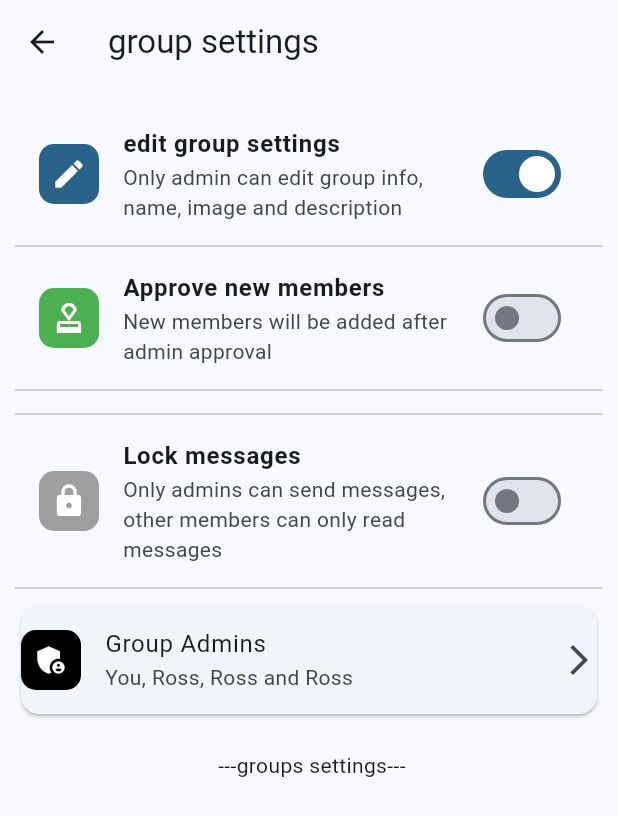
After one commit to theross1234/talkTalk, a Flutter app: the GroupSettingScreen screen opened by its route, on a phone screen of 412 x 824 dp. The commit adds this screen. Shown: the top 816 px of the screen. Run offline on Flutter 3.47's test engine with Material 3 defaults, Android fonts, the phone set to English and light mode, and no system bars; our stand-ins replace adaptive_theme, animate_do, audioplayers, awesome_snackbar_content, cached_network_image, cloud_firestore and 18 more; missing offline and left inert: appinio_video_player, audio_waveforms, cached_video_player, flutter_sound_record; accounts and stored records are empty.

Commit message:
definition du group provider et les options de parametres

```diff
--- /dev/null
+++ b/lib/mainScreen/groups/groupSettingsScreen.dart
@@ -0,0 +1,92 @@
+import 'package:chatchat/providers/group_provider.dart';
+import 'package:chatchat/utils/constant.dart';
+import 'package:chatchat/widget/settingsListTile.dart';
+import 'package:chatchat/widget/settings_switch_list_tile.dart';
+import 'package:flutter/material.dart';
+import 'package:provider/provider.dart';
+
+class GroupSettingScreen extends StatefulWidget {
+  const GroupSettingScreen({super.key});
+
+  @override
+  State<GroupSettingScreen> createState() => _GroupSettingScreenState();
+}
+
+class _GroupSettingScreenState extends State<GroupSettingScreen> {
+  @override
+  Widget build(BuildContext context) {
+    return Scaffold(
+      appBar: AppBar(
+        title: const Text(Constant.groupSettings),
+      ),
+      body: Consumer<GroupProvider>(
+        builder: (context, groupProvider, child) {
+          return Padding(
+            padding:
+                const EdgeInsets.symmetric(vertical: 20.0, horizontal: 10.0),
+            child: Column(
+              children: [
+                SettingsSwitchListTile(
+                    title: Constant.editGroupSettings,
+                    subTitle: Constant.settingSubltitle,
+                    icon: Icons.edit,
+                    containerColor: Theme.of(context).primaryColor,
+                    value: groupProvider.editSettings,
+                    onChanged: (value) {
+                      groupProvider.setEditSettings(value: value);
+                    }),
+                const Divider(),
+                SettingsSwitchListTile(
+                    title: Constant.approveNewMembers,
+                    subTitle: Constant.approveMembersSubtitle,
+                    icon: Icons.approval,
+                    containerColor: Colors.green,
+                    value: groupProvider.approveNewMember,
+                    onChanged: (value) {
+                      groupProvider.setApproveNewMember(value: value);
+                    }),
+                const Divider(),
+                groupProvider.approveNewMember
+                    ? SettingsSwitchListTile(
+                        title: Constant.requestsToJoin,
+                        subTitle: Constant.requestsToJoinSubtitle,
+                        icon: Icons.join_full,
+                        containerColor: Colors.orange,
+                        value: groupProvider.requestsToJoin,
+                        onChanged: (value) {
+                          groupProvider.setRequestsToJoin(value: value);
+                        })
+                    : const SizedBox.shrink(),
+                const Divider(),
+                SettingsSwitchListTile(
+                    title: Constant.lockMessagesGroup,
+                    subTitle: Constant.lockMessagesSubtitle,
+                    icon: Icons.lock,
+                    containerColor: Colors.grey,
+                    value: groupProvider.lockMessages,
+                    onChanged: (value) {
+                      groupProvider.setLockMessages(value: value);
+                    }),
+                const Divider(),
+                Card(
+                  child: Settingslisttile(
+                      title: Constant.groupAdmins,
+                      subtitle: "You, Ross, Ross and Ross",
+                      onTap: () {
+                        // show bottom sheet to select admins
+                      },
+                      icon: Icons.admin_panel_settings,
+                      IconColor: Colors.black),
+                ),
+                const SizedBox(
+                  height: 20,
+                ),
+                const Center(child: Text(" ---groups settings---")),
+              ],
+            ),
+          );
+        },
+      ),
+    );
+  }
+}
--- a/lib/models/message_model.dart
+++ b/lib/models/message_model.dart
@@ -62,7 +62,8 @@ class MessageModel {
       senderImage: map[Constant.senderImage] ?? '',
       contactUid: map[Constant.contactUid] ?? '',
       //contactName: map[Constant.contactName] ?? '',
-      timeSent: DateTime.fromMillisecondsSinceEpoch(map[Constant.timeSent]),
+      timeSent: DateTime.fromMillisecondsSinceEpoch(
+          map[Constant.timeSent] ?? DateTime.now().millisecondsSinceEpoch),
       messageType: map[Constant.messageType].toString().toMessageEnum(),
       isSeen: map[Constant.isSeen] ?? false,
       repliedMessage: map[Constant.repliedMessage] ?? '',
--- /dev/null
+++ b/lib/providers/group_provider.dart
@@ -0,0 +1,80 @@
+import 'package:chatchat/models/groupModel.dart';
+import 'package:chatchat/models/user_model.dart';
+import 'package:flutter/material.dart';
+
+class GroupProvider extends ChangeNotifier {
+  bool _isLoading = false;
+  bool _editSettings = true;
+  bool _approveNewMember = false;
+  bool _requestsToJoin = false;
+  bool _lockMessages = false;
+
+  Groupmodel? _groupmodel;
+  final List<UserModel> _groupMembersList = [];
+  final List<UserModel> _groupAdminList = [];
+
+  // getters
+  bool get isLoading => _isLoading;
+  bool get editSettings => _editSettings;
+  bool get approveNewMember => _approveNewMember;
+  bool get requestsToJoin => _requestsToJoin;
+  bool get lockMessages => _lockMessages;
+  Groupmodel get groupmodel => _groupmodel!;
+  List<UserModel> get groupMembersList => _groupMembersList;
+  List<UserModel> get groupAdminList => _groupAdminList;
+
+  // setters
+  void setIsLoading({required bool value}) {
+    _isLoading = value;
+    notifyListeners();
+  }
+
+  void setEditSettings({required bool value}) {
+    _editSettings = value;
+    notifyListeners();
+  }
+
+  void setApproveNewMember({required bool value}) {
+    _approveNewMember = value;
+    notifyListeners();
+  }
+
+  void setRequestsToJoin({required bool value}) {
+    _requestsToJoin = value;
+    notifyListeners();
+  }
+
+  void setLockMessages({required bool value}) {
+    _lockMessages = value;
+    notifyListeners();
+  }
+
+  void setGroupmodel({required Groupmodel value}) {
+    _groupmodel = value;
+    notifyListeners();
+  }
+
+  void setGroupMembersList({required UserModel groupMembers}) {
+    // _groupMembersList.clear();
+    _groupMembersList.add(groupMembers);
+    notifyListeners();
+  }
+
+  void setGroupAdminList({required UserModel groupAdmin}) {
+    // _groupAdminList.clear();
+    _groupAdminList.add(groupAdmin);
+    notifyListeners();
+  }
+
+  // remove member from group
+  void removeMemberFromGroup({required UserModel groupMember}) {
+    _groupMembersList.remove(groupMember);
+    notifyListeners();
+  }
+
+  // remove admin from group
+  void removeAdminFromGroup({required UserModel groupAdmin}) {
+    _groupAdminList.remove(groupAdmin);
+    notifyListeners();
+  }
+}
--- a/lib/utils/constant.dart
+++ b/lib/utils/constant.dart
@@ -35,6 +35,7 @@ class Constant {
   static const String logoutScreen = '/logoutScreen';
   static const String landingScreen = '/Landigscreen';
   static const String friendsScreen = '/friendsScreen';
+  static const String groupSettingsScreen = "/groupSettingsScreen";
 
   // data Const
   static const String uid = 'uid';
@@ -77,6 +78,7 @@ class Constant {
   static const String verificationId = 'verificationId';
   static const String userModel = 'userModel';
   static const String reactions = 'reactions';
+  static const String changeLanguage = 'change language';
 
   //Error
 
@@ -151,14 +153,12 @@ class Constant {
       'permission d\'acceder à l\'audio non valide';
 
   // constant for group
-  static const String createGroup = 'create group';
   static const String createrUid = 'createrUid';
   static const String groupName = "groupName";
   static const String groupImage = "groupImage";
   static const String groupDescription = "groupDescription";
   static const String lastMessageId = "lastMessageId";
   static const String groupMembers = "group members";
-  static const String groupSettings = "group settings";
   static const String groupInfo = "group info";
   static const String selectGroupMembers = "select group members";
   static const String groupCreatedAt = "groupCreatedAt";
@@ -170,4 +170,22 @@ class Constant {
   static const String groupMembersUids = "groupMembersUids";
   static const String adminsUids = "adminsUids";
   static const String awaitingApprovalUids = "awaitingApprovalUids";
+
+  //static const String groupSettingsScreen = "group chat";
+  static const String groupSettings = "group settings";
+  static const String createGroup = 'create group';
+  static const String editGroupSettings = 'edit group settings';
+  static const String settingSubltitle =
+      'Only admin can edit group info, name, image and description';
+  static const String approveNewMembers = 'Approve new members';
+  static const String approveMembersSubtitle =
+      'New members will be added after admin approval';
+  static const String requestsToJoin = 'Requests to join';
+  static const String requestsToJoinSubtitle =
+      "Request incomming members to join the group, before viewing group content";
+  static const String lockMessagesGroup = "Lock messages";
+  static const String lockMessagesSubtitle =
+      "Only admins can send messages, other members can only read messages";
+  static const String groupAdmins = "Group Admins";
+  // static const String groupAdminsSubtitle =
 }
--- /dev/null
+++ b/lib/widget/settings_switch_list_tile.dart
@@ -0,0 +1,49 @@
+import 'package:flutter/material.dart';
+
+class SettingsSwitchListTile extends StatelessWidget {
+  const SettingsSwitchListTile({
+    super.key,
+    required this.title,
+    required this.subTitle,
+    required this.icon,
+    required this.containerColor,
+    required this.value,
+    required this.onChanged,
+  });
+
+  final String title;
+  final String subTitle;
+  final IconData icon;
+  final Color containerColor;
+  final bool value;
+  final Function(bool) onChanged;
+
+  @override
+  Widget build(BuildContext context) {
+    return SwitchListTile(
+      title: Text(
+        title,
+        style: const TextStyle(fontWeight: FontWeight.w600),
+      ),
+      subtitle: Text(subTitle),
+      value: value,
+      secondary: Container(
+        decoration: BoxDecoration(
+          borderRadius: BorderRadius.circular(10),
+          color: containerColor,
+        ),
+        child: Padding(
+          padding: const EdgeInsets.all(8.0),
+          child: Icon(
+            icon,
+            color: Colors.white,
+          ),
+        ),
+        //color: containerColor,
+      ),
+      onChanged: (value) {
+        onChanged(value);
+      },
+    );
+  }
+}
```
Also changed, not shown: lib/main.dart (+6 -1 lines), lib/mainScreen/groups/create_group_Screen.dart (+6 -1 lines), lib/mainScreen/settingScreen.dart (+32 -2 lines), lib/models/groupModel.dart (+7 -5 lines), lib/widget/friendWidget.dart (+17 -2 lines).
